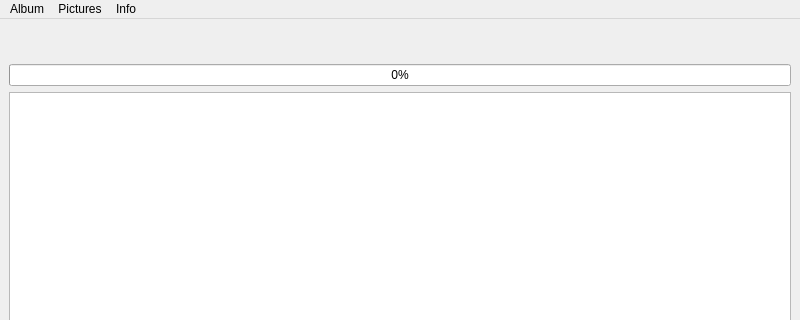
Above: src/mainwindow.ui from Zheng-Bote/qt_desktop-gallery before the change; both pictures show x 0 to 800 and y 0 to 320 of the 800 by 600 pixel window. Below: the same form after it.
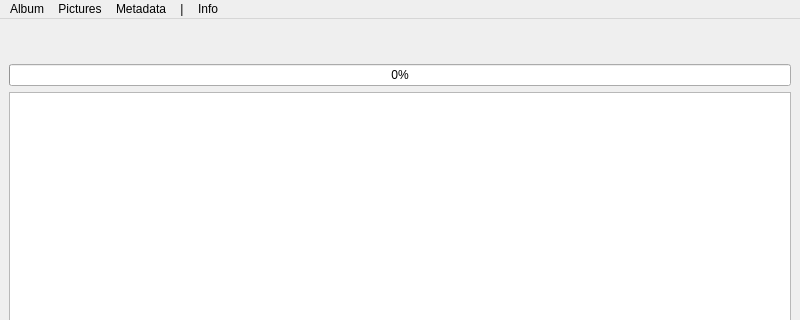
That is the form after the change. Icons and pictures are not drawn.

Commit message: feat: Metadata extended

```diff
--- a/src/mainwindow.ui
+++ b/src/mainwindow.ui
@@ -109,8 +109,34 @@
     <addaction name="aboutAct"/>
     <addaction name="hw_infoAct"/>
    </widget>
+   <widget class="QMenu" name="metadataMenu">
+    <property name="title">
+     <string>Metadata</string>
+    </property>
+    <addaction name="actioncheck_Pictures_for_Copyright"/>
+    <addaction name="actioncheck_Pictures_forGPS_data"/>
+    <addaction name="actioncheck_Pictures_for_Metadata"/>
+    <addaction name="separator"/>
+    <addaction name="actionedit_global_Metadata"/>
+   </widget>
+   <widget class="QMenu" name="separatorMenu">
+    <property name="enabled">
+     <bool>true</bool>
+    </property>
+    <property name="minimumSize">
+     <size>
+      <width>0</width>
+      <height>0</height>
+     </size>
+    </property>
+    <property name="title">
+     <string>|</string>
+    </property>
+   </widget>
    <addaction name="menuMenu"/>
    <addaction name="pictureMenu"/>
+   <addaction name="metadataMenu"/>
+   <addaction name="separatorMenu"/>
    <addaction name="infoMenu"/>
   </widget>
   <widget class="QStatusBar" name="statusbar"/>
```
Left out of the diff: 39 changed lines with no effect on the pictures. The commit also changes 6 other files.
